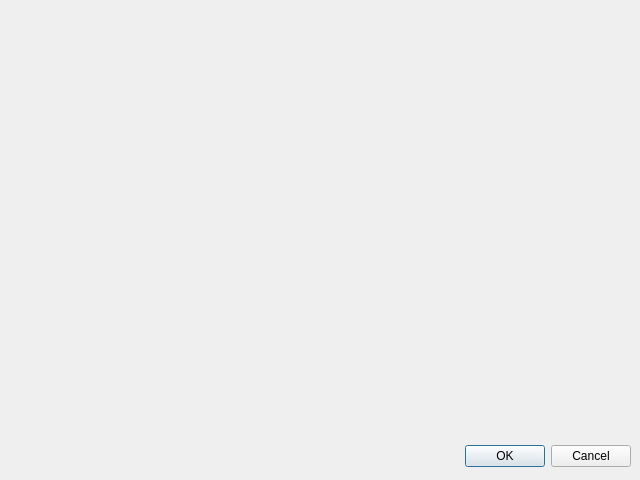
This is modelcurrentstate.ui in rch9/QueueingSystem as Qt 5 draws it before an edit. The edited form follows.
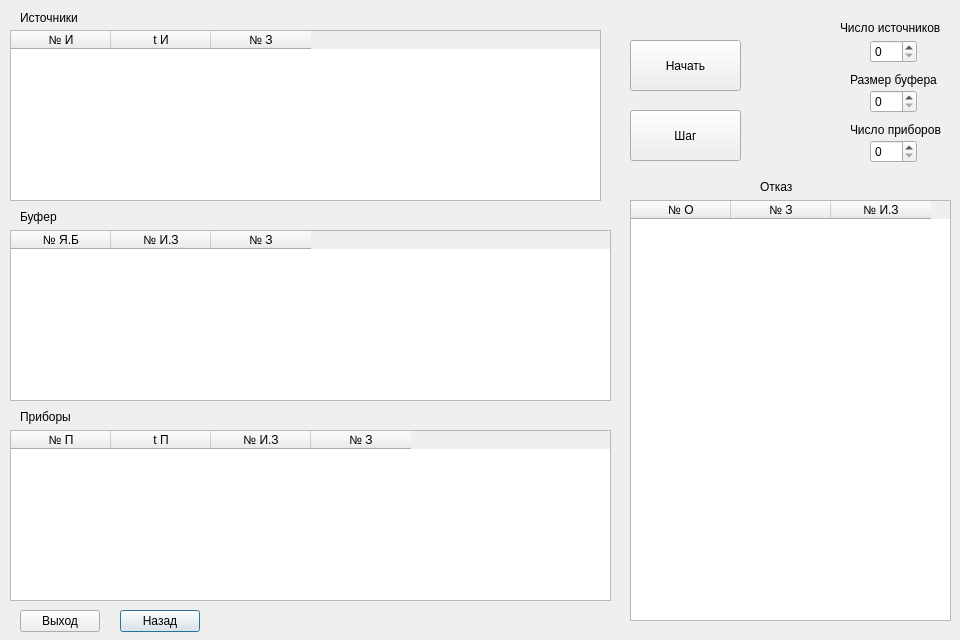
This is the edited form.

Diff of the .ui file:
```diff
--- a/modelcurrentstate.ui
+++ b/modelcurrentstate.ui
@@ -5,27 +5,292 @@
    <rect>
     <x>0</x>
     <y>0</y>
-    <width>640</width>
-    <height>480</height>
+    <width>960</width>
+    <height>640</height>
    </rect>
   </property>
   <property name="windowTitle">
    <string>Dialog</string>
   </property>
-  <widget name="buttonBox" class="QDialogButtonBox">
+  <widget class="QPushButton" name="pushButton">
    <property name="geometry">
     <rect>
+     <x>120</x>
+     <y>610</y>
+     <width>80</width>
+     <height>22</height>
+    </rect>
+   </property>
+   <property name="text">
+    <string>Назад</string>
+   </property>
+  </widget>
+  <widget class="QPushButton" name="pushButton_3">
+   <property name="geometry">
+    <rect>
+     <x>20</x>
+     <y>610</y>
+     <width>80</width>
+     <height>22</height>
+    </rect>
+   </property>
+   <property name="text">
+    <string>Выход</string>
+   </property>
+  </widget>
+  <widget class="QLabel" name="label">
+   <property name="geometry">
+    <rect>
+     <x>840</x>
+     <y>20</y>
+     <width>121</width>
+     <height>16</height>
+    </rect>
+   </property>
+   <property name="text">
+    <string>Число источников</string>
+   </property>
+  </widget>
+  <widget class="QSpinBox" name="spinBox_2">
+   <property name="geometry">
+    <rect>
+     <x>870</x>
+     <y>90</y>
+     <width>47</width>
+     <height>23</height>
+    </rect>
+   </property>
+  </widget>
+  <widget class="QLabel" name="label_2">
+   <property name="geometry">
+    <rect>
+     <x>850</x>
+     <y>70</y>
+     <width>101</width>
+     <height>20</height>
+    </rect>
+   </property>
+   <property name="text">
+    <string>Размер буфера</string>
+   </property>
+  </widget>
+  <widget class="QSpinBox" name="spinBox">
+   <property name="geometry">
+    <rect>
+     <x>870</x>
+     <y>40</y>
+     <width>47</width>
+     <height>23</height>
+    </rect>
+   </property>
+  </widget>
+  <widget class="QLabel" name="label_3">
+   <property name="geometry">
+    <rect>
+     <x>850</x>
+     <y>120</y>
+     <width>111</width>
+     <height>20</height>
+    </rect>
+   </property>
+   <property name="text">
+    <string>Число приборов</string>
+   </property>
+  </widget>
+  <widget class="QSpinBox" name="spinBox_3">
+   <property name="geometry">
+    <rect>
+     <x>870</x>
+     <y>140</y>
+     <width>47</width>
+     <height>23</height>
+    </rect>
+   </property>
+  </widget>
+  <widget class="QPushButton" name="pushButton_2">
+   <property name="geometry">
+    <rect>
+     <x>630</x>
+     <y>110</y>
+     <width>111</width>
+     <height>51</height>
+    </rect>
+   </property>
+   <property name="text">
+    <string>Шаг</string>
+   </property>
+  </widget>
+  <widget class="QTableWidget" name="tableWidget">
+   <property name="geometry">
+    <rect>
      <x>10</x>
-     <y>440</y>
-     <width>621</width>
-     <height>32</height>
+     <y>30</y>
+     <width>591</width>
+     <height>171</height>
     </rect>
    </property>
-   <property name="orientation">
-    <enum>Qt::Horizontal</enum>
+   <property name="autoFillBackground">
+    <bool>true</bool>
    </property>
-   <property name="standardButtons">
-    <set>QDialogButtonBox::Cancel|QDialogButtonBox::Ok</set>
+   <column>
+    <property name="text">
+     <string>№ И</string>
+    </property>
+   </column>
+   <column>
+    <property name="text">
+     <string>t И</string>
+    </property>
+   </column>
+   <column>
+    <property name="text">
+     <string>№ З</string>
+    </property>
+   </column>
+  </widget>
+  <widget class="QLabel" name="label_4">
+   <property name="geometry">
+    <rect>
+     <x>20</x>
+     <y>10</y>
+     <width>71</width>
+     <height>16</height>
+    </rect>
+   </property>
+   <property name="text">
+    <string>Источники</string>
+   </property>
+  </widget>
+  <widget class="QLabel" name="label_5">
+   <property name="geometry">
+    <rect>
+     <x>20</x>
+     <y>210</y>
+     <width>59</width>
+     <height>14</height>
+    </rect>
+   </property>
+   <property name="text">
+    <string>Буфер</string>
+   </property>
+  </widget>
+  <widget class="QTableWidget" name="tableWidget_2">
+   <property name="geometry">
+    <rect>
+     <x>10</x>
+     <y>230</y>
+     <width>601</width>
+     <height>171</height>
+    </rect>
+   </property>
+   <column>
+    <property name="text">
+     <string>№ Я.Б</string>
+    </property>
+   </column>
+   <column>
+    <property name="text">
+     <string>№ И.З</string>
+    </property>
+   </column>
+   <column>
+    <property name="text">
+     <string>№ З</string>
+    </property>
+   </column>
+  </widget>
+  <widget class="QLabel" name="label_6">
+   <property name="geometry">
+    <rect>
+     <x>20</x>
+     <y>410</y>
+     <width>59</width>
+     <height>14</height>
+    </rect>
+   </property>
+   <property name="text">
+    <string>Приборы</string>
+   </property>
+  </widget>
+  <widget class="QTableWidget" name="tableWidget_3">
+   <property name="geometry">
+    <rect>
+     <x>10</x>
+     <y>430</y>
+     <width>601</width>
+     <height>171</height>
+    </rect>
+   </property>
+   <column>
+    <property name="text">
+     <string>№ П</string>
+    </property>
+   </column>
+   <column>
+    <property name="text">
+     <string>t П</string>
+    </property>
+   </column>
+   <column>
+    <property name="text">
+     <string>№ И.З</string>
+    </property>
+   </column>
+   <column>
+    <property name="text">
+     <string>№ З</string>
+    </property>
+   </column>
+  </widget>
+  <widget class="QLabel" name="label_7">
+   <property name="geometry">
+    <rect>
+     <x>760</x>
+     <y>180</y>
+     <width>59</width>
+     <height>14</height>
+    </rect>
+   </property>
+   <property name="text">
+    <string>Отказ</string>
+   </property>
+  </widget>
+  <widget class="QTableWidget" name="tableWidget_4">
+   <property name="geometry">
+    <rect>
+     <x>630</x>
+     <y>200</y>
+     <width>321</width>
+     <height>421</height>
+    </rect>
+   </property>
+   <column>
+    <property name="text">
+     <string>№ О</string>
+    </property>
+   </column>
+   <column>
+    <property name="text">
+     <string>№ З</string>
+    </property>
+   </column>
+   <column>
+    <property name="text">
+     <string>№ И.З</string>
+    </property>
+   </column>
+  </widget>
+  <widget class="QPushButton" name="pushButton_4">
+   <property name="geometry">
+    <rect>
+     <x>630</x>
+     <y>40</y>
+     <width>111</width>
+     <height>51</height>
+    </rect>
+   </property>
+   <property name="text">
+    <string>Начать</string>
    </property>
   </widget>
  </widget>
```
Left out of the diff: 38 changed lines with no effect on the pictures.
